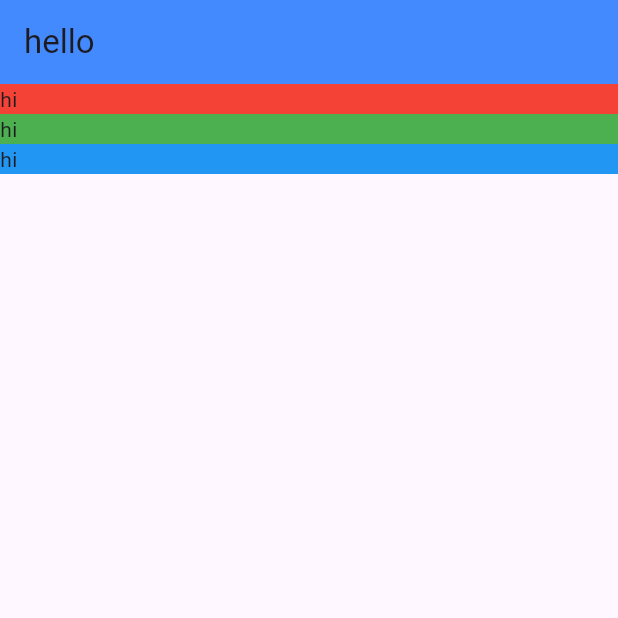
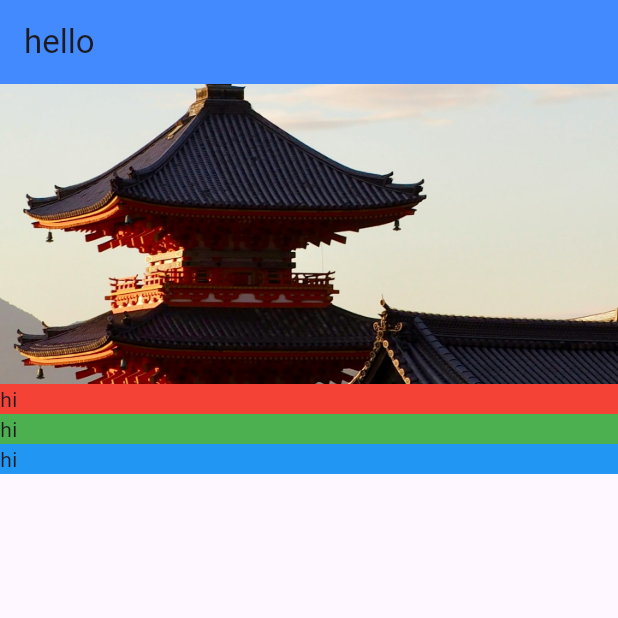
Before and after one commit to AzrilYusuf/tourismandco, a Flutter app: the screen it shows after launch, on a phone screen of 412 x 824 dp, the top half of it. Run offline on Flutter 3.47's test engine with Material 3 defaults, Android fonts, the phone set to English and light mode, and no system bars.

Commit message:
feat(location_detail): Create ImageBanner() for adding asset image with BoxConstraint() and BoxDecoration().

```diff
--- /dev/null
+++ b/lib/screens/location_detail/image_banner.dart
@@ -0,0 +1,17 @@
+import 'package:flutter/material.dart';
+
+class ImageBanner extends StatelessWidget {
+  final String
+  _assetPath; // final means the variable can't be changed and _color is private
+
+  const ImageBanner(this._assetPath); // Constructor
+
+  @override
+  Widget build(BuildContext context) {
+    return Container(
+      constraints: BoxConstraints.expand(height: 200.0),
+      decoration: BoxDecoration(color: Colors.grey),
+      child: Image.asset(_assetPath, fit: BoxFit.cover),
+    );
+  }
+}
--- a/lib/screens/location_detail/location_detail.dart
+++ b/lib/screens/location_detail/location_detail.dart
@@ -1,5 +1,6 @@
 import 'package:flutter/material.dart';
-import 'package:tourismandco/screens/location_detail/text_section.dart';
+import 'image_banner.dart';
+import 'text_section.dart';
 
 class LocationDetail extends StatelessWidget {
   @override
@@ -10,6 +11,8 @@ class LocationDetail extends StatelessWidget {
         mainAxisAlignment: MainAxisAlignment.start,
         crossAxisAlignment: CrossAxisAlignment.stretch,
         children: [
+          ImageBanner("assets/images/temple.jpg"),
+
           TextSection(Colors.red),
           TextSection(Colors.green),
           TextSection(Colors.blue),
--- a/pubspec.yaml
+++ b/pubspec.yaml
@@ -58,7 +58,8 @@ flutter:
   uses-material-design: true
 
   # To add assets to your application, add an assets section, like this:
-  # assets:
+  assets:
+    - assets/images/
   #   - images/a_dot_burr.jpeg
   #   - images/a_dot_ham.jpeg
 
```
Also changed, not shown: assets/images/temple.jpg (added).
